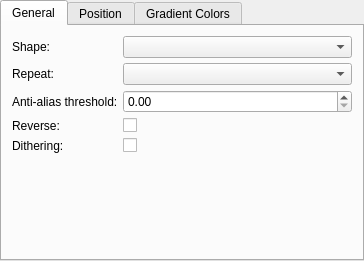
First picture: the form in plugins/generators/gradient/KisGradientGeneratorConfigWidget.ui, repository KDE/krita, before the edit.
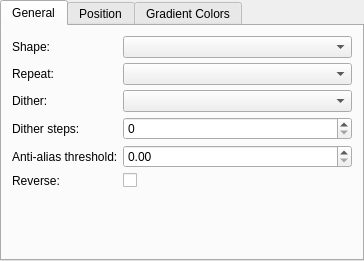
Second picture: the form after the edit. Custom widgets are drawn as their Qt base class.

Commit message: Added Bayer dithering option to Gradient Generator

```diff
--- a/plugins/generators/gradient/KisGradientGeneratorConfigWidget.ui
+++ b/plugins/generators/gradient/KisGradientGeneratorConfigWidget.ui
@@ -96,47 +96,57 @@
           <widget class="QComboBox" name="comboBoxRepeat"/>
          </item>
          <item row="2" column="0">
+          <widget class="QLabel" name="labelDither">
+           <property name="text">
+            <string>Dither:</string>
+           </property>
+          </widget>
+         </item>
+         <item row="2" column="1">
+          <widget class="QComboBox" name="comboBoxDither"/>
+         </item>
+         <item row="3" column="0">
+          <widget class="QLabel" name="labelDitherSteps">
+           <property name="text">
+            <string>Dither steps:</string>
+           </property>
+          </widget>
+         </item>
+         <item row="3" column="1">
+          <widget class="QSpinBox" name="spinBoxDitherSteps">
+           <property name="focusPolicy">
+            <enum>Qt::WheelFocus</enum>
+           </property>
+          </widget>
+         </item>
+         <item row="4" column="0">
           <widget class="QLabel" name="labelAntiAliasThreshold">
            <property name="text">
             <string>Anti-alias threshold:</string>
            </property>
           </widget>
          </item>
-         <item row="2" column="1">
+         <item row="4" column="1">
           <widget class="KisDoubleSliderSpinBox" name="sliderAntiAliasThreshold" native="true">
            <property name="focusPolicy">
             <enum>Qt::WheelFocus</enum>
            </property>
           </widget>
          </item>
-         <item row="3" column="0">
+         <item row="5" column="0">
           <widget class="QLabel" name="labelReverse">
            <property name="text">
             <string>Reverse:</string>
            </property>
           </widget>
          </item>
-         <item row="3" column="1">
+         <item row="5" column="1">
           <widget class="QCheckBox" name="checkBoxReverse">
            <property name="text">
             <string/>
            </property>
           </widget>
          </item>
-         <item row="4" column="0">
-          <widget class="QLabel" name="labelDither">
-           <property name="text">
-            <string>Dithering:</string>
-           </property>
-          </widget>
-         </item>
-         <item row="4" column="1">
-          <widget class="QCheckBox" name="checkBoxDither">
-           <property name="text">
-            <string/>
-           </property>
-          </widget>
-         </item>
         </layout>
        </item>
        <item>
```
The commit also changes 11 other files.
